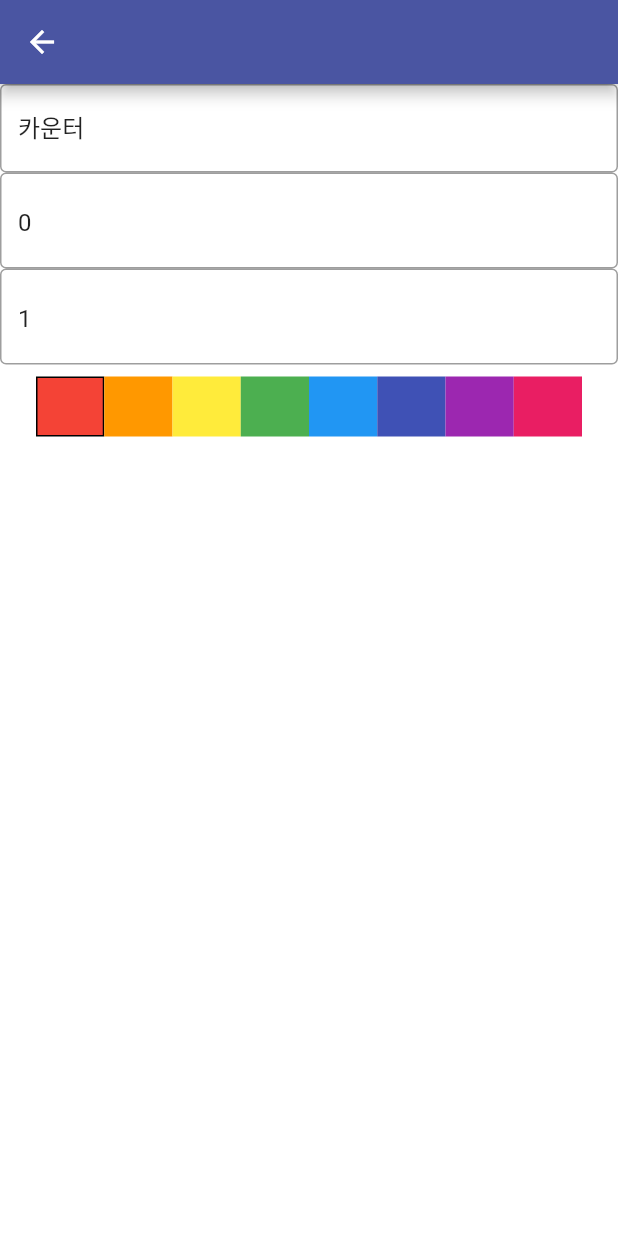
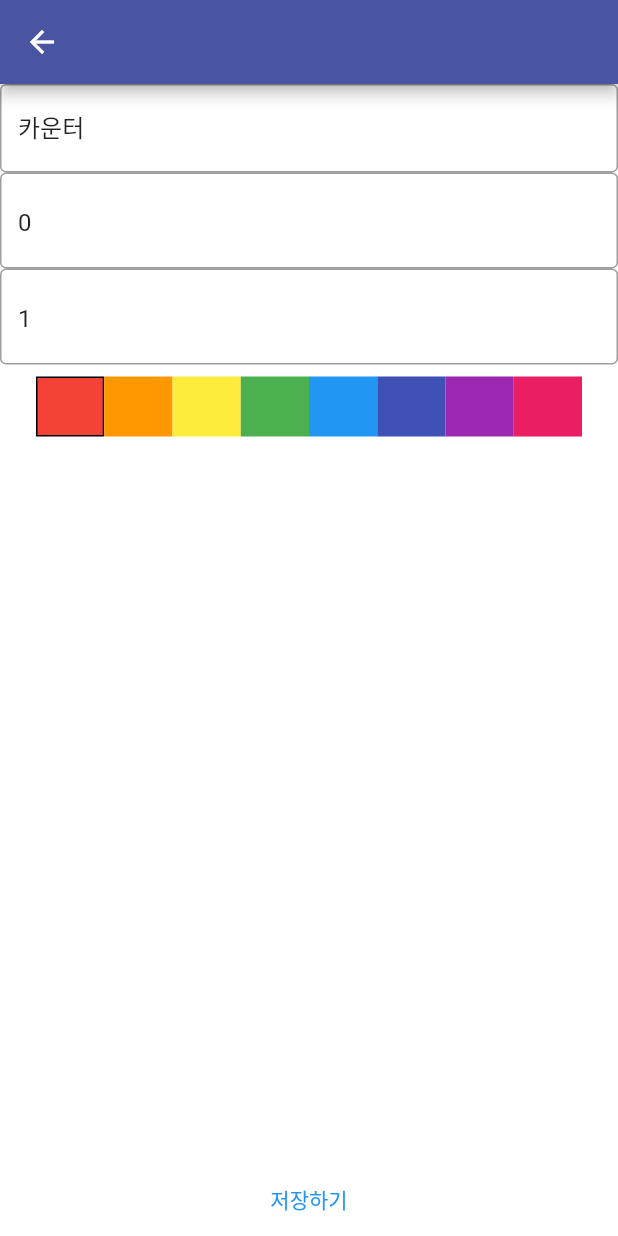
Before and after one commit to KimHyungSik/isCounter, a Flutter app: the AddCounterScreen screen opened by its route, on a phone screen of 412 x 824 dp. Run offline on Flutter 3.47's test engine with Material 2 defaults, Android fonts, the phone set to English and light mode, and no system bars; our stand-ins replace shared_preferences; accounts and stored records are empty.

Commit message:
bottom button

```diff
--- a/lib/presentation/addcounter/add_counter_screen.dart
+++ b/lib/presentation/addcounter/add_counter_screen.dart
@@ -70,6 +70,13 @@ class AddCounterScreen extends StatelessWidget {
             click: (select) {
               viewModel.selectColor(select);
             },
+          ),
+          const Spacer(
+            flex: 1,
+          ),
+          TextButton(
+            onPressed: () {},
+            child: Text("저장하기"),
           )
         ],
       ),
@@ -103,8 +110,12 @@ class AddCounterScreen extends StatelessWidget {
                   onPressed: () {
                     Navigator.pop(context);
                   },
-                  child: Text(
-                    string(Localize.bottomSheetConfirm),
+                  child: Container(
+                    width: double.infinity,
+                    color: Theme.of(context).colorScheme.primary,
+                    child: Text(
+                      string(Localize.bottomSheetConfirm),
+                    ),
                   ),
                 ),
                 const SizedBox(
```
